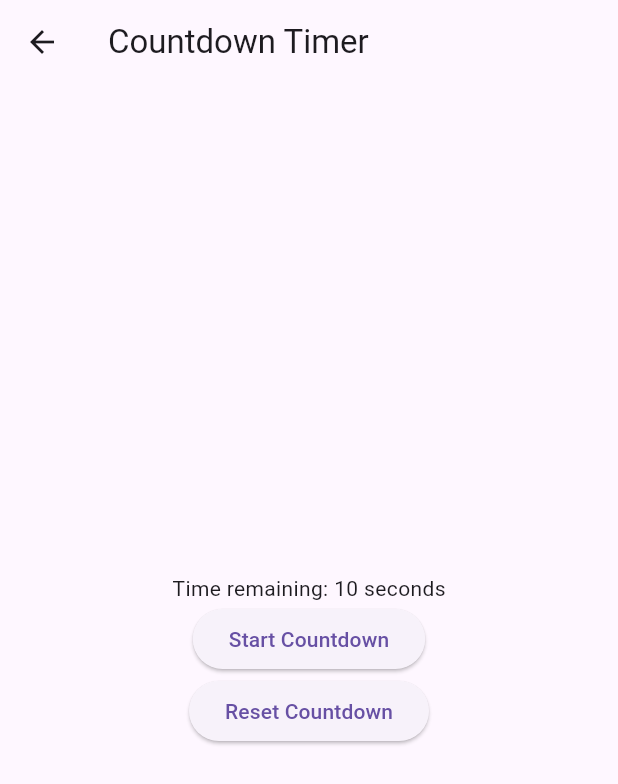
After one commit to iqbal-hossain-01/provider_practice, a Flutter app: the TimerCountdown screen opened by its route, on a phone screen of 412 x 824 dp. The commit adds this screen. Shown: the top 784 px of the screen. Run offline on Flutter 3.47's test engine with Material 3 defaults, Android fonts, the phone set to English and light mode, and no system bars; our stand-ins replace shared_preferences; accounts and stored records are empty.

Commit message:
TimerCountdown, Stopwatch Added

```diff
--- /dev/null
+++ b/lib/providers/countdown_provider.dart
@@ -0,0 +1,36 @@
+import 'dart:async';
+
+import 'package:flutter/foundation.dart';
+
+class CountdownProvider with ChangeNotifier {
+  int _timeRemaining = 10;
+  Timer? _timer;
+
+  int get timeRemaining => _timeRemaining;
+
+
+  void startCountdown() {
+    _timer?.cancel();
+    _timeRemaining = 10;
+    _timer = Timer.periodic(const Duration(seconds: 1), (timer) {
+      if (_timeRemaining > 0) {
+        _timeRemaining--;
+        notifyListeners();
+      } else {
+        timer.cancel();
+      }
+    });
+  }
+
+  void resetCountdown() {
+    _timer?.cancel();
+    _timeRemaining = 10;
+    notifyListeners();
+  }
+
+  @override
+  void dispose() {
+    _timer?.cancel();
+    super.dispose();
+  }
+}
--- /dev/null
+++ b/lib/providers/stopwatch_provider.dart
@@ -0,0 +1,39 @@
+import 'dart:async';
+
+import 'package:flutter/foundation.dart';
+
+class StopwatchProvider with ChangeNotifier {
+  Stopwatch _stopwatch = Stopwatch();
+  Timer? _timer;
+
+  Duration get elapsed => _stopwatch.elapsed;
+
+  void start() {
+    if (!_stopwatch.isRunning) {
+      print('Stopwatch started');
+      _stopwatch.start();
+      _timer = Timer.periodic(const Duration(milliseconds: 100), (timer) {
+        print('Timer ticking: ${_stopwatch.elapsedMilliseconds}');
+        notifyListeners();
+      });
+    }
+  }
+
+  void stop() {
+    _stopwatch.stop();
+    _timer?.cancel();
+    notifyListeners();
+  }
+
+  void reset() {
+    _stopwatch.reset();
+    notifyListeners();
+  }
+
+  @override
+  void dispose() {
+    _timer?.cancel();
+    super.dispose();
+  }
+
+}
--- /dev/null
+++ b/lib/screens/timer_countdown.dart
@@ -0,0 +1,40 @@
+import 'package:flutter/material.dart';
+import 'package:provider/provider.dart';
+import 'package:provider_practice/providers/countdown_provider.dart';
+
+class TimerCountdown extends StatefulWidget {
+  static const String routeName = '/timer_countdown';
+
+  const TimerCountdown({super.key});
+
+  @override
+  State<TimerCountdown> createState() => _TimerCountdownState();
+}
+
+class _TimerCountdownState extends State<TimerCountdown> {
+  @override
+  Widget build(BuildContext context) {
+    final timerProvider = Provider.of<CountdownProvider>(context);
+    return Scaffold(
+      appBar: AppBar(
+        title: const Text('Countdown Timer'),
+      ),
+      body: Center(
+        child: Column(
+          mainAxisAlignment: MainAxisAlignment.center,
+          children: [
+            Text('Time remaining: ${timerProvider.timeRemaining} seconds'),
+            ElevatedButton(
+              onPressed: context.read<CountdownProvider>().startCountdown,
+              child: const Text('Start Countdown'),
+            ),
+            ElevatedButton(
+              onPressed: context.read<CountdownProvider>().resetCountdown,
+              child: const Text('Reset Countdown'),
+            ),
+          ],
+        ),
+      ),
+    );
+  }
+}
```
Also changed, not shown: lib/main.dart (+8 -0 lines), lib/screens/home_screen.dart (+10 -4 lines), lib/screens/stop_watch.dart (added, +53 -0 lines).
